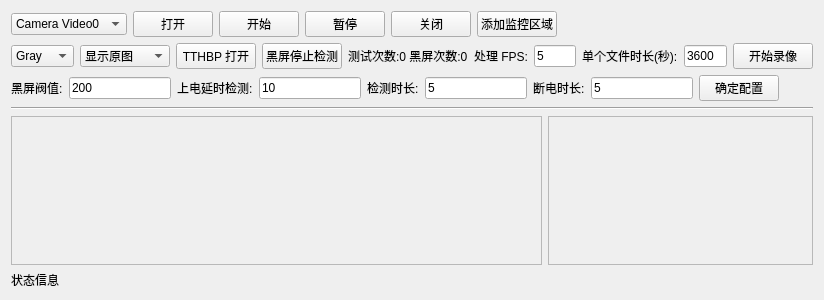
This is Tools/1.3_TestTool/colorcheckform.ui in ZhengPengqiao/QtStudy as Qt 5 draws it before an edit. The edited form follows.
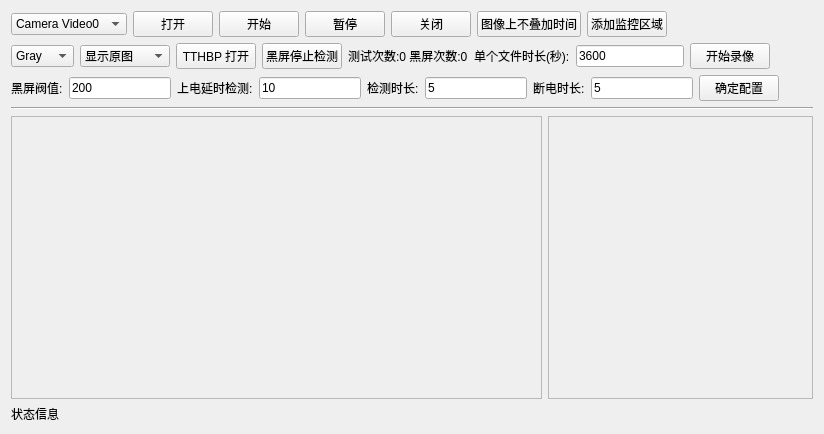
This is the edited form.

The edit to the form file:
```diff
--- a/Tools/1.3_TestTool/colorcheckform.ui
+++ b/Tools/1.3_TestTool/colorcheckform.ui
@@ -7,7 +7,7 @@
     <x>0</x>
     <y>0</y>
     <width>824</width>
-    <height>300</height>
+    <height>434</height>
    </rect>
   </property>
   <property name="windowTitle">
@@ -70,6 +70,16 @@
          </property>
         </widget>
        </item>
+       <item>
+        <widget class="QPushButton" name="pushButton_OSDTime">
+         <property name="text">
+          <string>图像上不叠加时间</string>
+         </property>
+         <property name="checkable">
+          <bool>true</bool>
+         </property>
+        </widget>
+       </item>
        <item>
         <widget class="QPushButton" name="pushButton_addRect">
          <property name="text">
@@ -164,20 +174,6 @@
          </property>
         </widget>
        </item>
-       <item>
-        <widget class="QLabel" name="label_6">
-         <property name="text">
-          <string>处理 FPS:</string>
-         </property>
-        </widget>
-       </item>
-       <item>
-        <widget class="QLineEdit" name="lineEdit_fps">
-         <property name="text">
-          <string>5</string>
-         </property>
-        </widget>
-       </item>
        <item>
         <widget class="QLabel" name="label_7">
          <property name="text">
@@ -323,7 +319,7 @@
             <x>0</x>
             <y>0</y>
             <width>529</width>
-            <height>141</height>
+            <height>275</height>
            </rect>
           </property>
           <layout class="QGridLayout" name="gridLayout_3" columnstretch="0,0">
@@ -364,7 +360,7 @@
             <x>0</x>
             <y>0</y>
             <width>263</width>
-            <height>141</height>
+            <height>275</height>
            </rect>
           </property>
           <layout class="QGridLayout" name="gridLayout_2">
```
Left out of the diff: 29 changed lines with no effect on the pictures.
